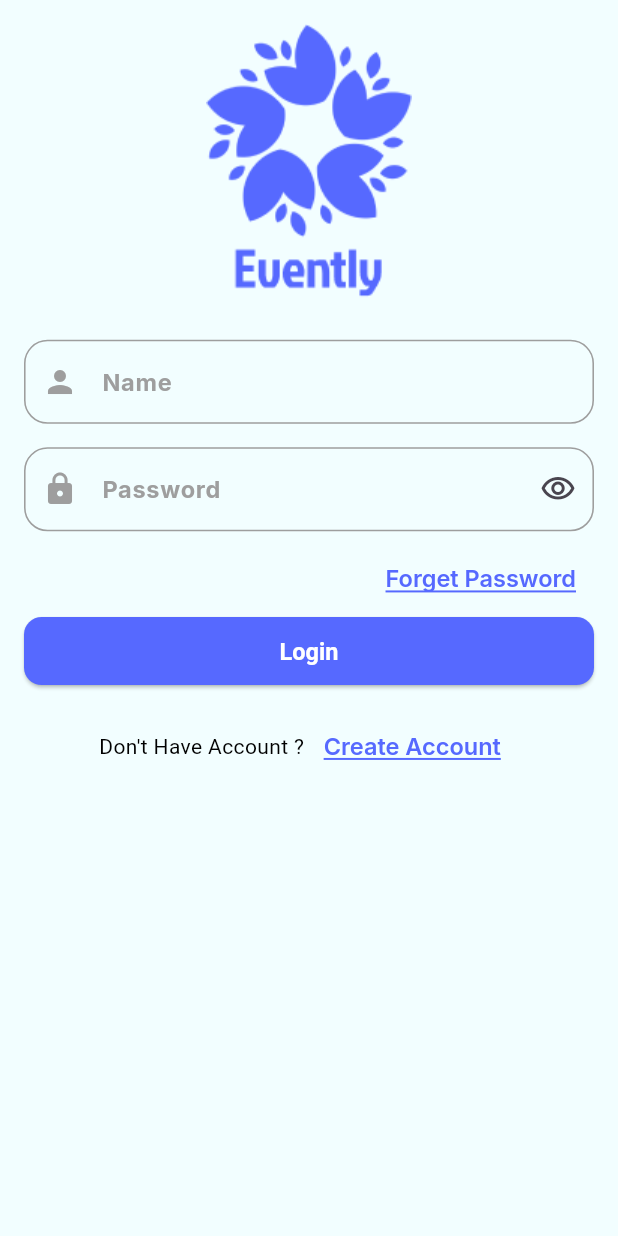
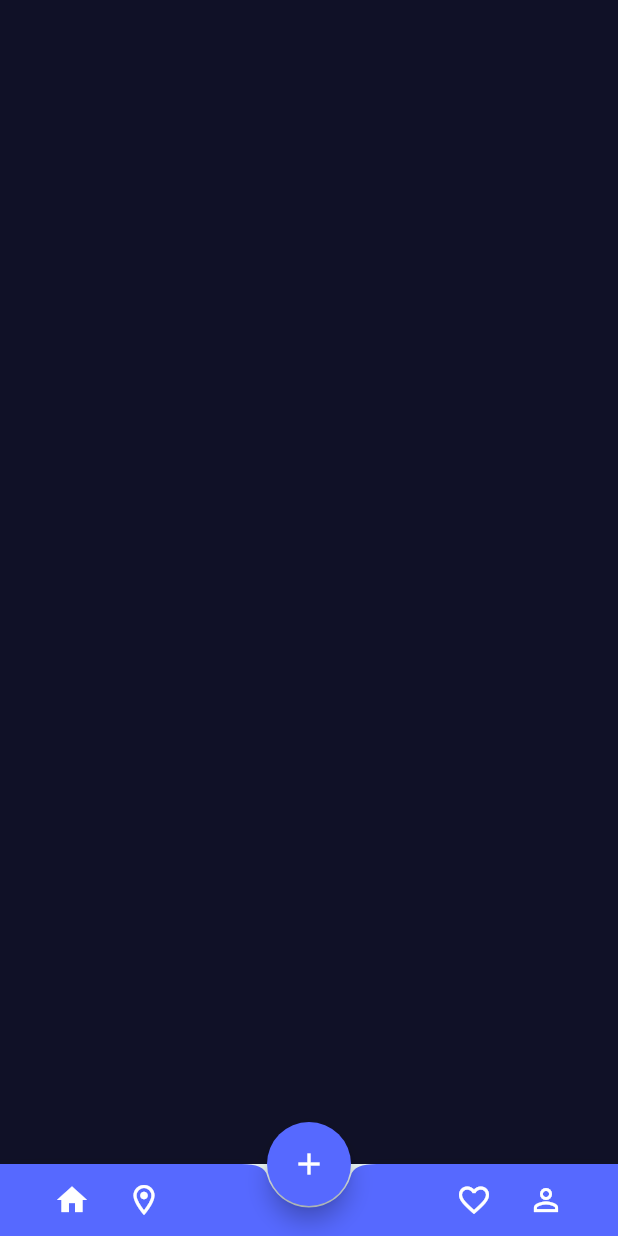
Before and after one commit to fathyyoussef1310/EventApp, a Flutter app: the screen it shows after launch, on a phone screen of 412 x 824 dp. Run offline on Flutter 3.47's test engine with Material 3 defaults, Android fonts, the light colour scheme and no system bars; our stand-ins replace flutter_screenutil, google_fonts.

Commit message:
add Layout UI add homeView add mapView add CreateEvent View add  favoritesView add  ProfileView

```diff
--- a/lib/Confiq/Theme.dart
+++ b/lib/Confiq/Theme.dart
@@ -5,7 +5,9 @@ import 'package:google_fonts/google_fonts.dart';
 import '../core/ColorsMang.dart';
 
 class ThemeManger {
-  static final ThemeData Light = ThemeData(
+  static final ThemeData Light = ThemeData
+    (
+    useMaterial3: false,
     scaffoldBackgroundColor: ColorsMang.White,
     appBarTheme: AppBarTheme(
       backgroundColor: ColorsMang.White,
--- a/lib/EventlyApp.dart
+++ b/lib/EventlyApp.dart
@@ -20,7 +20,7 @@ class EventlyApp extends StatelessWidget {
         return MaterialApp(
           debugShowCheckedModeBanner: false,
           onGenerateRoute: routesManager.getRoute,
-          initialRoute: routesManager.LoginScreen,
+          initialRoute: routesManager.layout,
           theme: ThemeManger.Light,
           darkTheme: ThemeManger.Dark,
           themeMode: ThemeMode.light,
--- a/lib/Features/Authentication/RegisterScreen.dart
+++ b/lib/Features/Authentication/RegisterScreen.dart
@@ -74,7 +74,7 @@ class RegisterScreen extends StatelessWidget {
                     Text("Already Have Account ?", style: TextStyle(color: Colors.black),),
                     SizedBox(width: 1.w,),
                     CustomTextButton(onPressed: (){
-                      Navigator.pushReplacementNamed(context, routesManager.LoginScreen);
+                      Navigator.pushReplacementNamed(context, routesManager.loginScreen);
                     },text: "Login",)
                   ] ),
             ],
--- a/lib/Features/mainLayoutScreen/LayoutScreen.dart
+++ b/lib/Features/mainLayoutScreen/LayoutScreen.dart
@@ -1,11 +1,92 @@
+import 'package:eventapp/Features/CreateEvent/CreateEvent.dart';
+import 'package:eventapp/Features/mainLayoutScreen/ScreensOfLayout/FavoritesScreen.dart';
+import 'package:eventapp/Features/mainLayoutScreen/ScreensOfLayout/HomeScreen.dart';
+import 'package:eventapp/Features/mainLayoutScreen/ScreensOfLayout/MapScreen.dart';
+import 'package:eventapp/Features/mainLayoutScreen/ScreensOfLayout/profileScreen.dart';
+import 'package:eventapp/core/ColorsMang.dart';
+import 'package:eventapp/core/routesManager.dart';
 import 'package:flutter/material.dart';
 
-class Layoutscreen extends StatelessWidget {
-  Layoutscreen({super.key});
+class Layoutscreen extends StatefulWidget {
+  const Layoutscreen({super.key});
+
+  @override
+  State<Layoutscreen> createState() => _LayoutscreenState();
+}
+
+class _LayoutscreenState extends State<Layoutscreen> {
+  int cIndex = 0;
+
+  final List<Widget> tabs = const [
+    Homescreen(),
+    Mapscreen(),
+    Favoritesscreen(),
+    Profilescreen(),
+  ];
+
   @override
   Widget build(BuildContext context) {
     return Scaffold(
-
+      body: tabs[cIndex],
+      floatingActionButtonLocation: FloatingActionButtonLocation.centerDocked,
+      floatingActionButton: FloatingActionButton(
+        onPressed: () {
+          Navigator.pushReplacementNamed(context, routesManager.createEvent);
+        },
+        backgroundColor: ColorsMang.LightBlue,
+        child: const Icon(Icons.add, color: Colors.white),
+      ),
+      bottomNavigationBar: BottomAppBar(
+        color: ColorsMang.LightBlue,
+        shape:  CircularNotchedRectangle(),
+        notchMargin: 1,
+        child: Padding(
+          padding: const EdgeInsets.symmetric(horizontal: 24.0),
+          child: Row(
+            mainAxisAlignment: MainAxisAlignment.spaceBetween,
+            children: [
+              // Left side
+              Row(
+                children: [
+                  IconButton(
+                    icon: Icon(
+                      cIndex == 0 ? Icons.home : Icons.home_outlined,
+                      color: Colors.white,
+                    ),
+                    onPressed: () => setState(() => cIndex = 0),
+                  ),
+                  IconButton(
+                    icon: Icon(
+                      cIndex == 1 ? Icons.location_on : Icons.location_on_outlined,
+                      color: Colors.white,
+                    ),
+                    onPressed: () => setState(() => cIndex = 1),
+                  ),
+                ],
+              ),
+              // Right side
+              Row(
+                children: [
+                  IconButton(
+                    icon: Icon(
+                      cIndex == 2 ? Icons.favorite : Icons.favorite_border,
+                      color: Colors.white,
+                    ),
+                    onPressed: () => setState(() => cIndex = 2),
+                  ),
+                  IconButton(
+                    icon: Icon(
+                      cIndex == 3 ? Icons.person : Icons.person_outline,
+                      color: Colors.white,
+                    ),
+                    onPressed: () => setState(() => cIndex = 3),
+                  ),
+                ],
+              ),
+            ],
+          ),
+        ),
+      ),
     );
   }
 }
--- /dev/null
+++ b/lib/Features/mainLayoutScreen/ScreensOfLayout/FavoritesScreen.dart
@@ -0,0 +1,12 @@
+import 'package:flutter/material.dart';
+
+class Favoritesscreen extends StatelessWidget {
+  const Favoritesscreen({super.key});
+
+  @override
+  Widget build(BuildContext context) {
+    return Scaffold(
+
+    );
+  }
+}
--- /dev/null
+++ b/lib/Features/mainLayoutScreen/ScreensOfLayout/HomeScreen.dart
@@ -0,0 +1,13 @@
+import 'package:eventapp/core/ColorsMang.dart';
+import 'package:flutter/material.dart';
+
+class Homescreen extends StatelessWidget {
+  const Homescreen({super.key});
+
+  @override
+  Widget build(BuildContext context) {
+    return  Scaffold(
+      backgroundColor: ColorsMang.Darkblue,
+    );
+  }
+}
--- /dev/null
+++ b/lib/Features/mainLayoutScreen/ScreensOfLayout/MapScreen.dart
@@ -0,0 +1,15 @@
+import 'package:flutter/material.dart';
+
+import '../../../core/ColorsMang.dart';
+
+class Mapscreen extends StatelessWidget {
+  const Mapscreen({super.key});
+
+  @override
+  Widget build(BuildContext context) {
+    return Scaffold(
+      backgroundColor: ColorsMang.LightBlue,
+
+    );
+  }
+}
--- /dev/null
+++ b/lib/Features/mainLayoutScreen/ScreensOfLayout/profileScreen.dart
@@ -0,0 +1,14 @@
+import 'package:flutter/material.dart';
+
+import '../../../core/ColorsMang.dart';
+
+class Profilescreen extends StatelessWidget {
+  const Profilescreen({super.key});
+
+  @override
+  Widget build(BuildContext context) {
+    return Scaffold(
+      backgroundColor: Colors.red,
+    );
+  }
+}
--- /dev/null
+++ b/lib/core/IconsManager.dart
@@ -0,0 +1,3 @@
+class IconsMang {
+  static const String loveIcon = "assets/Icons/LoveIcon.png";
+}
--- a/lib/core/routesManager.dart
+++ b/lib/core/routesManager.dart
@@ -1,19 +1,58 @@
+import 'package:eventapp/Features/mainLayoutScreen/LayoutScreen.dart';
+import 'package:eventapp/Features/mainLayoutScreen/ScreensOfLayout/FavoritesScreen.dart';
+import 'package:eventapp/Features/mainLayoutScreen/ScreensOfLayout/MapScreen.dart';
+import 'package:eventapp/Features/mainLayoutScreen/ScreensOfLayout/profileScreen.dart';
 import 'package:flutter/cupertino.dart';
+import 'package:flutter/material.dart';
 import '../Features/Authentication/LoginScreen.dart';
 import '../Features/Authentication/RegisterScreen.dart';
+import '../Features/CreateEvent/CreateEvent.dart';
+
 class routesManager {
-  static const String LoginScreen = '\LoginScreen';
-  static const String register = '\register';
+  static const String loginScreen = '/login';
+  static const String register = '/register';
+  static const String layout = '/layout';
+  static const String mapScreen = '/map';
+  static const String favourites = '/favourites';
+  static const String profile = "/profile";
+  static const String Home = '\Home'; // kept as is
+  static const String createEvent = '\Event'; // kept as is
+
   static Route? getRoute(RouteSettings settings) {
-    switch (settings.name)
-    {
-      case LoginScreen:
+    switch (settings.name) {
+      case loginScreen:
         return CupertinoPageRoute(builder: (_) => const Loginscreen());
-    }
-    switch (settings.name)
-    {
+
       case register:
-        return CupertinoPageRoute(builder: (_)=> const RegisterScreen());
+        return CupertinoPageRoute(builder: (_) => const RegisterScreen());
+
+      case layout:
+        return CupertinoPageRoute(builder: (_) => const Layoutscreen());
+
+      case mapScreen:
+        return CupertinoPageRoute(builder: (_) => const Mapscreen());
+
+      case favourites:
+        return CupertinoPageRoute(builder: (_) => const Favoritesscreen());
+
+      case profile:
+        return CupertinoPageRoute(builder: (_) => Profilescreen());
+
+      case Home:
+        return CupertinoPageRoute(
+            builder: (_) => const Scaffold(
+              body: Center(child: Text("Home Screen Placeholder")),
+            ));
+
+      case createEvent:
+        return CupertinoPageRoute(builder: (_) => Createevent());
+
+      default:
+        return CupertinoPageRoute(
+          builder: (_) => const Scaffold(
+            body: Center(child: Text("No route found")),
+          ),
+        );
     }
   }
 }
--- a/pubspec.yaml
+++ b/pubspec.yaml
@@ -26,3 +26,4 @@ flutter:
 
   assets:
     - assets/Images/
+    - assets/Icons/
```
Also changed, not shown: assets/Icons/LoveIcon.png (added), assets/Icons/LoveIcon@2x.png (added), assets/Icons/LoveIcon@3x.png (added).
